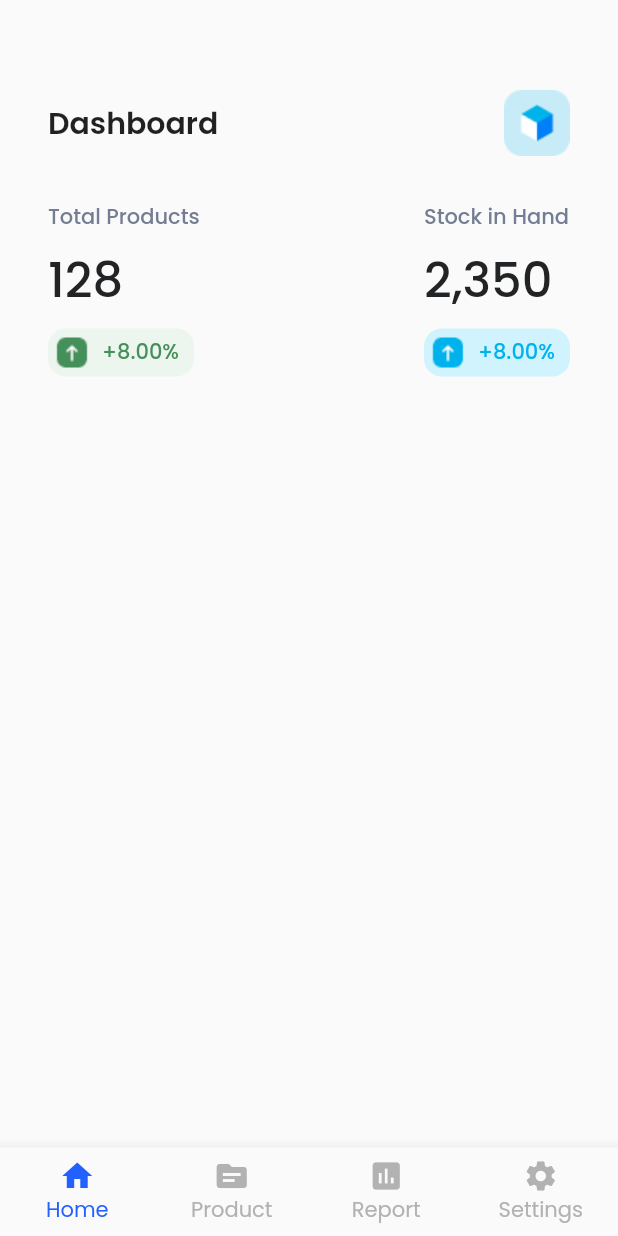
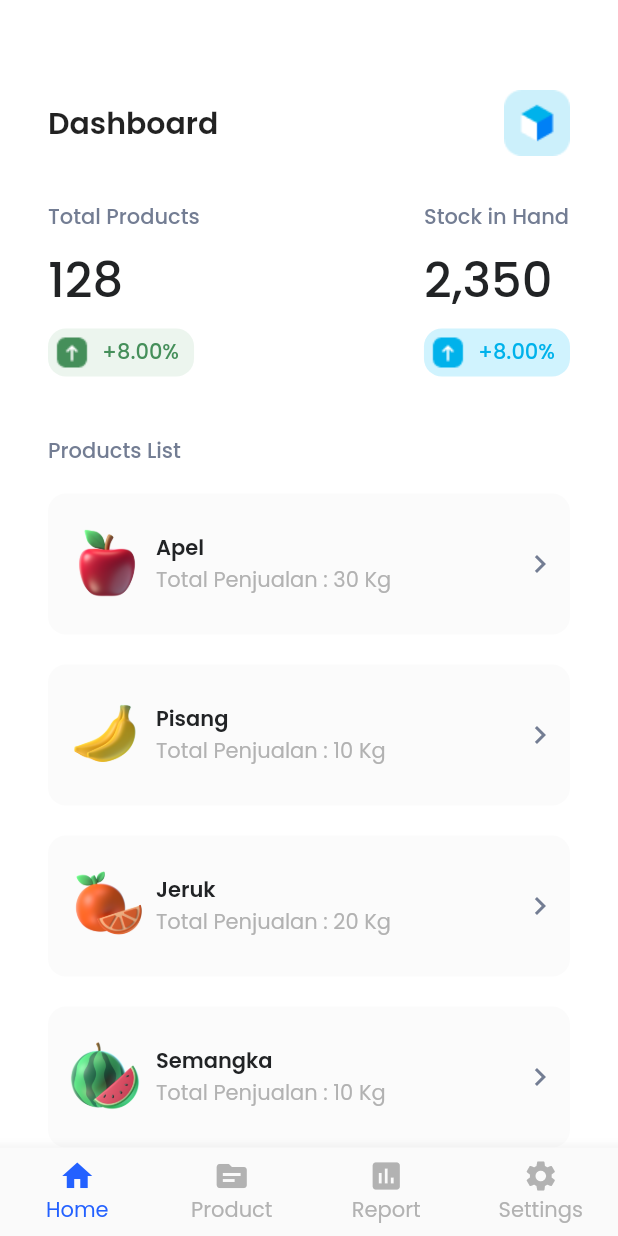
Before and after one commit to asrafilll/personal_cashier_app, a Flutter app: the AdminMainPage screen opened directly, on a phone screen of 412 x 824 dp. Run offline on Flutter 3.47's test engine with Material 2 defaults, Android fonts, the light colour scheme and no system bars; our stand-ins replace google_fonts.

Commit message:
Admin Dashboard done

```diff
--- a/lib/core/app_styles.dart
+++ b/lib/core/app_styles.dart
@@ -7,3 +7,4 @@ const Color kBlackColor = Color(0XFF212325);
 const Color kTextColor = Color(0XFF161616);
 const Color kGreyColor = Color(0XFFB2B2B2);
 const Color kDarkGreyColor = Color(0XFF737D93);
+const Color kLightGreyColor = Color(0XFFFBFBFB);
--- /dev/null
+++ b/lib/presentation/admin/components/dashboard_product_tile.dart
@@ -0,0 +1,62 @@
+import 'package:flutter/material.dart';
+import 'package:personal_cashier_app/core/app_styles.dart';
+
+class DashboardProductTile extends StatelessWidget {
+  const DashboardProductTile({
+    super.key,
+    required this.myFruit,
+  });
+
+  final Map<String, dynamic> myFruit;
+
+  @override
+  Widget build(BuildContext context) {
+    return Container(
+      width: double.infinity,
+      padding: const EdgeInsets.symmetric(
+        vertical: 17,
+        horizontal: 8,
+      ),
+      decoration: BoxDecoration(
+        color: kLightGreyColor,
+        borderRadius: BorderRadius.circular(12),
+      ),
+      child: Row(
+        mainAxisAlignment: MainAxisAlignment.spaceBetween,
+        children: [
+          Row(
+            children: [
+              Image.asset(
+                myFruit['image'],
+                width: 60,
+              ),
+              const SizedBox(width: 4),
+              Column(
+                crossAxisAlignment: CrossAxisAlignment.start,
+                children: [
+                  Text(
+                    myFruit['name'],
+                    style: const TextStyle(
+                      fontWeight: FontWeight.w600,
+                      color: kBlackColor,
+                    ),
+                  ),
+                  Text(
+                    'Total Penjualan : ${myFruit['totalSold']} Kg',
+                    style: const TextStyle(
+                      color: kGreyColor,
+                    ),
+                  )
+                ],
+              ),
+            ],
+          ),
+          const Icon(
+            Icons.chevron_right,
+            color: kDarkGreyColor,
+          )
+        ],
+      ),
+    );
+  }
+}
--- a/lib/presentation/admin/home_page.dart
+++ b/lib/presentation/admin/home_page.dart
@@ -1,18 +1,57 @@
 import 'package:flutter/material.dart';
+import 'package:personal_cashier_app/core/app_styles.dart';
+import 'package:personal_cashier_app/presentation/admin/components/dashboard_product_tile.dart';
 import 'package:personal_cashier_app/presentation/admin/components/dashboard_summary.dart';
 
 class AdminHomePage extends StatelessWidget {
-  const AdminHomePage({super.key});
+  AdminHomePage({super.key});
+
+  final List<Map<String, dynamic>> myFruit = [
+    {
+      'image': 'assets/products/apple.png',
+      'name': 'Apel',
+      'totalSold': 30,
+    },
+    {
+      'image': 'assets/products/banana.png',
+      'name': 'Pisang',
+      'totalSold': 10,
+    },
+    {
+      'image': 'assets/products/orange.png',
+      'name': 'Jeruk',
+      'totalSold': 20,
+    },
+    {
+      'image': 'assets/products/watermelon.png',
+      'name': 'Semangka',
+      'totalSold': 10,
+    },
+    {
+      'image': 'assets/products/chilli.png',
+      'name': 'Cabe Merah',
+      'totalSold': 50,
+    },
+    {
+      'image': 'assets/products/grape.png',
+      'name': 'Anggur',
+      'totalSold': 30,
+    },
+  ];
 
   @override
   Widget build(BuildContext context) {
     return Scaffold(
-      body: Padding(
+      backgroundColor: Colors.white,
+      body: SingleChildScrollView(
+        controller: ScrollController(),
+        child: Padding(
           padding: const EdgeInsets.symmetric(
             horizontal: 32,
             vertical: 60,
           ),
           child: Column(
+            crossAxisAlignment: CrossAxisAlignment.start,
             children: [
               Row(
                 mainAxisAlignment: MainAxisAlignment.spaceBetween,
@@ -31,7 +70,28 @@ class AdminHomePage extends StatelessWidget {
               ),
               const SizedBox(height: 30),
               const DashboardSummaryComponent(),
+              const SizedBox(height: 39),
+              const Text(
+                'Products List',
+                style: TextStyle(
+                  fontWeight: FontWeight.w500,
+                  color: kDarkGreyColor,
+                ),
+              ),
+              const SizedBox(height: 18),
+              ListView.separated(
+                padding: EdgeInsets.zero,
+                shrinkWrap: true,
+                physics: const NeverScrollableScrollPhysics(),
+                itemBuilder: (context, index) => DashboardProductTile(
+                  myFruit: myFruit[index],
+                ),
+                separatorBuilder: (context, index) =>
+                    const SizedBox(height: 20),
+                itemCount: myFruit.length,
+              )
             ],
+          ),
         ),
       ),
     );
--- a/lib/presentation/admin/main.dart
+++ b/lib/presentation/admin/main.dart
@@ -21,11 +21,11 @@ class _AdminMainPageState extends State<AdminMainPage> {
     });
   }
 
-  final List<Widget> _adminPage = const [
+  final List<Widget> _adminPage = [
     AdminHomePage(),
-    AdminProductPage(),
-    AdminReportPage(),
-    AdminSettingPage(),
+    const AdminProductPage(),
+    const AdminReportPage(),
+    const AdminSettingPage(),
   ];
 
   @override
```
Lines whose indentation alone changed are shown as unchanged.
